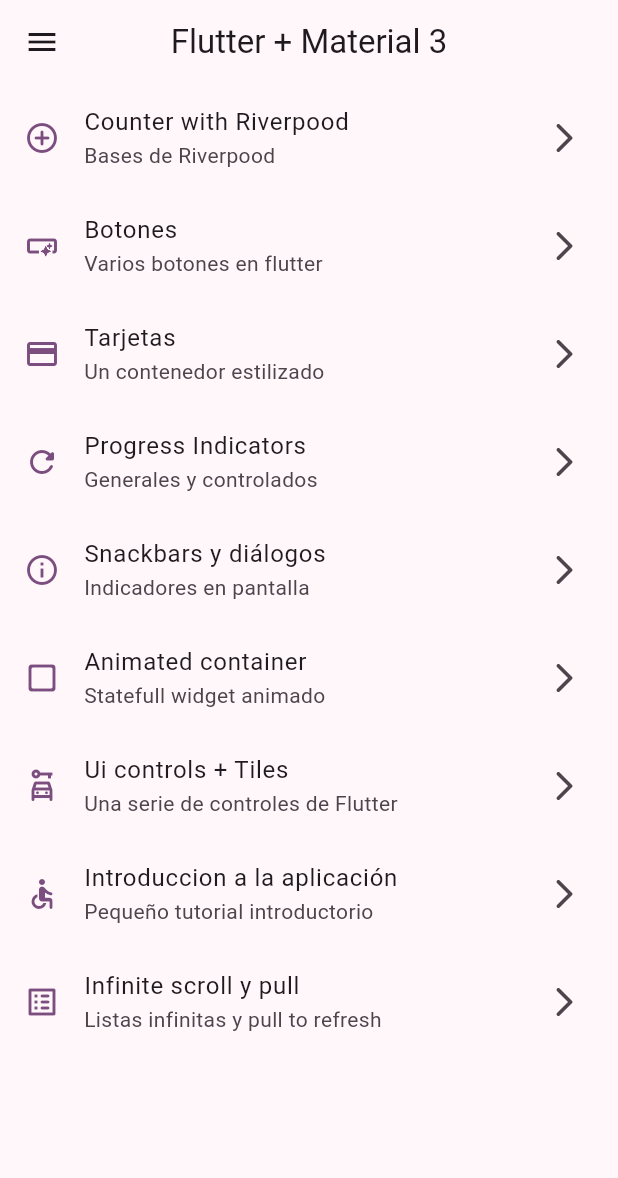
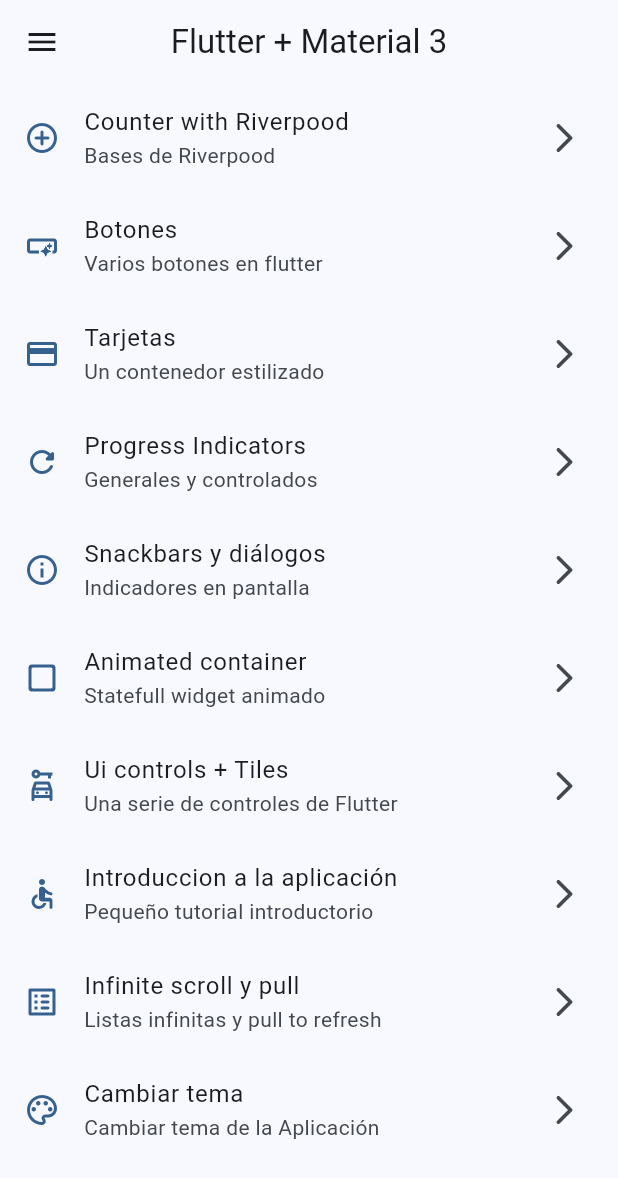
Before and after one commit to JLucianoSS/widgets_app, a Flutter app: the screen it shows after launch, on a phone screen of 412 x 824 dp. Shown: the top 1178 px of the screen. Run offline on Flutter 3.47's test engine with Material 3 defaults, Android fonts, the phone set to English and light mode, and no system bars; our stand-ins replace animate_do, flutter_riverpod, go_router.

Commit message:
Theme with riverpod

```diff
--- a/lib/config/menu/menu_items.dart
+++ b/lib/config/menu/menu_items.dart
@@ -76,5 +76,11 @@ const List<MenuItem> appMenuItems = [
     link: '/infinite',
     icon: Icons.list_alt_rounded
   ),
+  MenuItem(
+    title: 'Cambiar tema',
+    subTitle: 'Cambiar tema de la Aplicación',
+    link: '/theme-changer',
+    icon: Icons.color_lens_outlined
+  ),
 
 ];
--- a/lib/config/router/app_router.dart
+++ b/lib/config/router/app_router.dart
@@ -56,5 +56,10 @@ final appRouter = GoRouter(
       name: CounterScreen.name,
       builder: (context, state) => const CounterScreen(),
     ),
+    GoRoute(
+      path: '/theme-changer',
+      name: ThemeChangerScreen.name,
+      builder: (context, state) => const ThemeChangerScreen(),
+    ),
   ],
 );
--- a/lib/config/theme/app_theme.dart
+++ b/lib/config/theme/app_theme.dart
@@ -16,13 +16,16 @@ const List<Color> colorList = [
 
 class AppTheme {
   final int selectedColor;
+  final bool isDarkMode;
 
   AppTheme({
-    this.selectedColor = 0
-  }): assert( selectedColor > 0, 'Selected color must be greater than 0'),
+    this.selectedColor = 0,
+    this.isDarkMode = false,
+  }): assert( selectedColor >= 0, 'Selected color must be greater than 0'),
       assert( selectedColor < colorList.length, 'Selected color must be less or equal than ${ colorList.length -1 }');
   ThemeData getTheme() => ThemeData(
     useMaterial3: true,
+    brightness: isDarkMode ? Brightness.dark : Brightness.light,
     colorSchemeSeed: colorList[ selectedColor ],
     appBarTheme: const AppBarTheme(
       centerTitle: true
--- a/lib/main.dart
+++ b/lib/main.dart
@@ -2,6 +2,7 @@ import 'package:flutter/material.dart';
 import 'package:flutter_riverpod/flutter_riverpod.dart';
 import 'package:widgets_app/config/router/app_router.dart';
 import 'package:widgets_app/config/theme/app_theme.dart';
+import 'package:widgets_app/presentation/providers/theme_provider.dart';
 
 
 void main() {
@@ -12,16 +13,20 @@ void main() {
   );
 }
 
-class MainApp extends StatelessWidget {
+class MainApp extends ConsumerWidget {
   const MainApp({super.key});
 
   @override
-  Widget build(BuildContext context) {
+  Widget build(BuildContext context,ref) {
+
+    final int selectedColor = ref.watch( selectedColorProvider );
+    final bool isDarkMode= ref.watch( isDarkModeProvider );
+
     return MaterialApp.router(
       title: 'Flutter Widgets',
       routerConfig: appRouter,
       debugShowCheckedModeBanner: false,
-      theme: AppTheme(selectedColor: 4).getTheme(),
+      theme: AppTheme(selectedColor: selectedColor, isDarkMode: isDarkMode).getTheme(),
 
     );
   }
--- a/lib/presentation/providers/theme_provider.dart
+++ b/lib/presentation/providers/theme_provider.dart
@@ -1,7 +1,17 @@
 
 
-//isDarkModeProvider = false
 
 import 'package:flutter_riverpod/flutter_riverpod.dart';
+import 'package:widgets_app/config/theme/app_theme.dart';
 
+
+
+// Listado de colores inmutables
+final colorListProvider = Provider((ref) => colorList);
+
+// Un simple booleano
 final isDarkModeProvider = StateProvider<bool>((ref) => false);
+
+
+// Un simple booleano
+final selectedColorProvider = StateProvider<int>((ref) => 0);
--- a/lib/presentation/screens/screens.dart
+++ b/lib/presentation/screens/screens.dart
@@ -1,3 +1,4 @@
+
 
 
 
@@ -13,4 +14,5 @@ export 'package:widgets_app/presentation/screens/home/home_screen.dart';
 export 'package:widgets_app/presentation/screens/infinite_scroll/infnite_scroll_screen.dart';
 export 'package:widgets_app/presentation/screens/progress/progress_screen.dart';
 export 'package:widgets_app/presentation/screens/snackbar/snackbar_screen.dart';
+export 'package:widgets_app/presentation/screens/theme_changer/theme_changer_screen.dart';
 export 'package:widgets_app/presentation/screens/ui_controls/ui_controls_screen.dart';
```
Also changed, not shown: lib/presentation/screens/theme_changer/theme_changer_screen.dart (added, +63 -0 lines).
